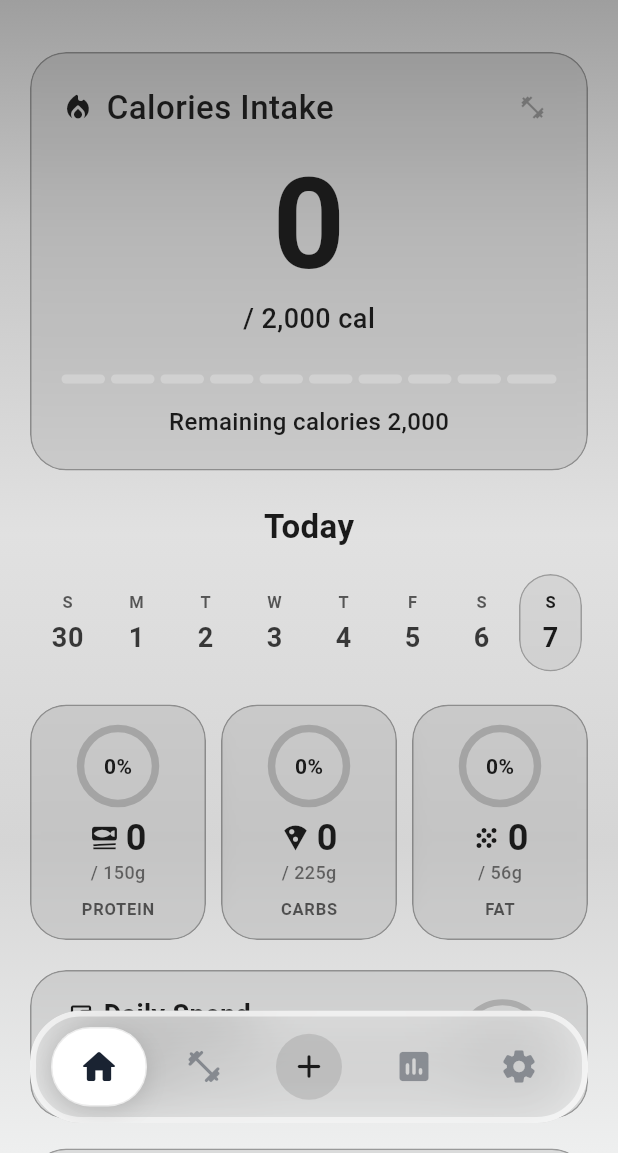
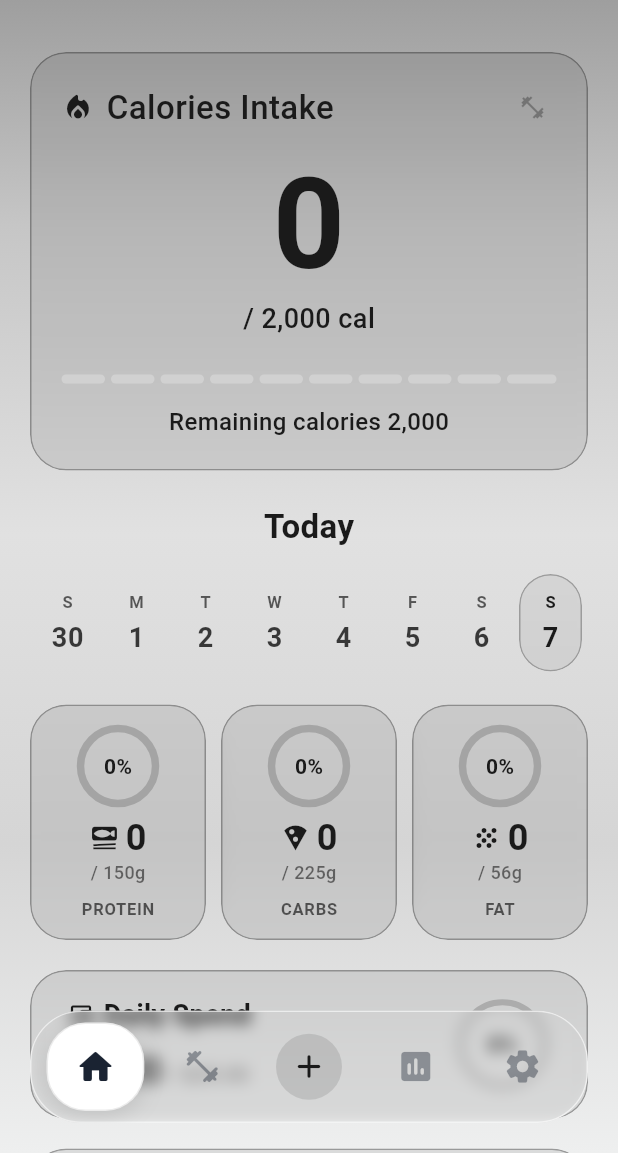
Before and after one commit to siho1117/food_cal, a Flutter app: the screen it shows after launch, on a phone screen of 412 x 824 dp, the part 83-1236 px from its top. Run offline on Flutter 3.47's test engine with Material 3 defaults, Android fonts, the phone set to English and light mode, and no system bars; our stand-ins replace fl_chart, flutter_dotenv, flutter_image_compress, flutter_slidable, image_gallery_saver, image_picker and 4 more; accounts and stored records are empty.

Commit message:
Your commit message here

```diff
--- a/lib/widgets/common/custom_bottom_nav.dart
+++ b/lib/widgets/common/custom_bottom_nav.dart
@@ -54,27 +54,15 @@ class CustomBottomNav extends StatelessWidget {
       child: ClipRRect(
         borderRadius: BorderRadius.circular(34.0),
         child: BackdropFilter(
-          filter: ImageFilter.blur(sigmaX: 20.0, sigmaY: 20.0),
+          filter: ImageFilter.blur(sigmaX: 5, sigmaY: 5),
           child: Container(
             decoration: BoxDecoration(
-              // Theme-adaptive background
-              color: isDark
-                  ? const Color(0xFF1A2332).withOpacity(0.85)
-                  : Colors.white.withOpacity(0.25),
+              color: Colors.white.withValues(alpha: 0.0),
               borderRadius: BorderRadius.circular(34.0),
               border: Border.all(
-                color: isDark
-                    ? Colors.white.withOpacity(0.1)
-                    : Colors.white.withOpacity(0.6),
-                width: 4.0,
+                color: Colors.white.withValues(alpha: 0.6),
+                width: 1,
               ),
-              boxShadow: [
-                BoxShadow(
-                  color: Colors.black.withOpacity(isDark ? 0.3 : 0.08),
-                  blurRadius: 30.0,
-                  offset: const Offset(0, 8),
-                ),
-              ],
             ),
             padding: const EdgeInsets.all(7.0),
             child: Stack(
```
